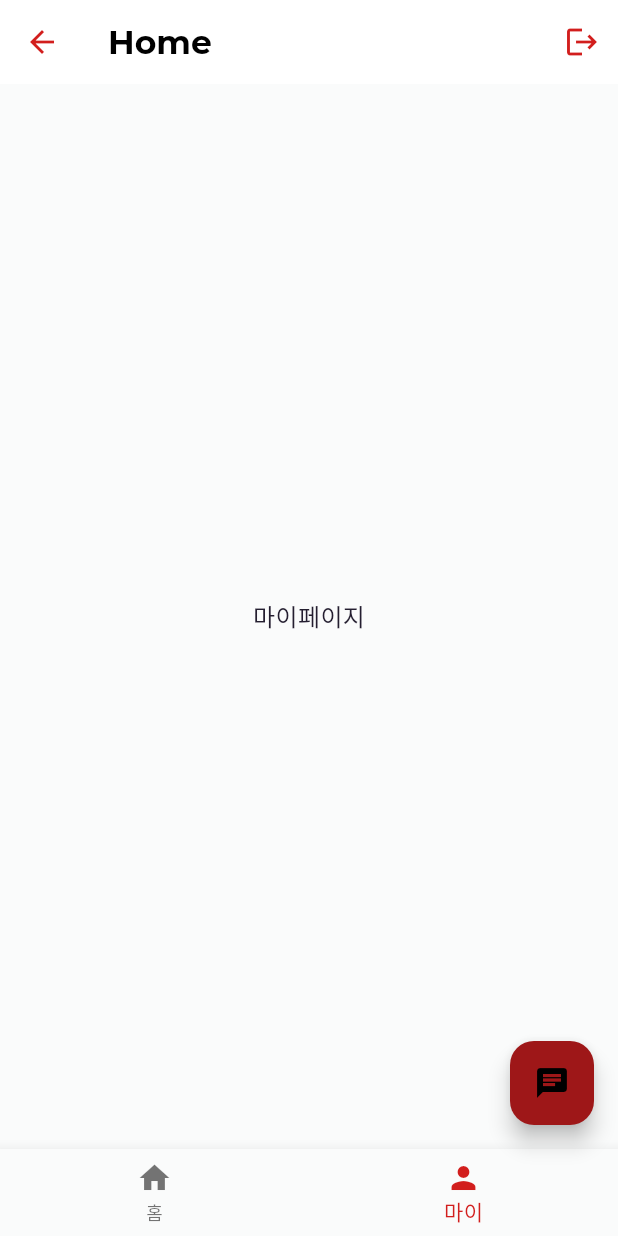
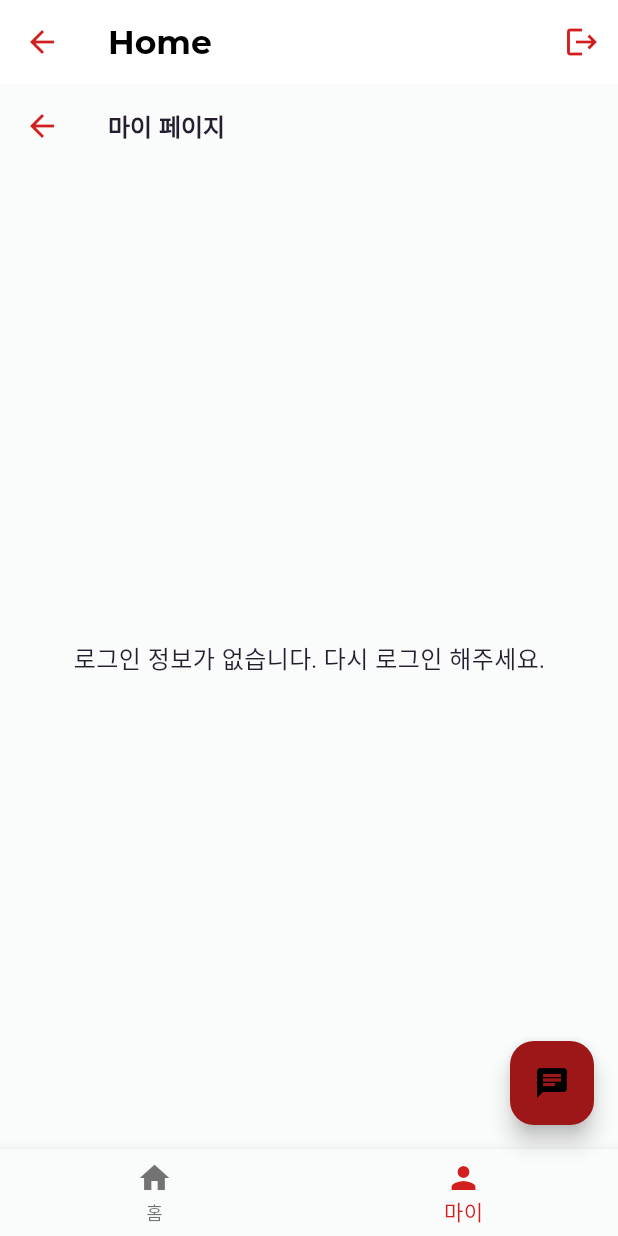
Before and after one commit to aw-birdgang/saiondo, a Flutter app: the HomeScreen screen opened by its route, item 2 of the bottom bar chosen, after a tap on the "chat" icon, on a phone screen of 412 x 824 dp. Run offline on Flutter 3.47's test engine with Material 3 defaults, Android fonts, the light colour scheme and no system bars; our stand-ins replace curved_navigation_bar, dio, either_dart, event_bus, flutter_mobx, get_it and 9 more; missing offline and left inert: xxtea; accounts and stored records are empty; generated files the repository leaves out were written again; statements that could not run were skipped.

Commit message:
[frontend-app] updated persona_profile & user & auth

```diff
--- a/frontend/app/lib/data/adapter/user_adapter.dart
+++ b/frontend/app/lib/data/adapter/user_adapter.dart
@@ -7,6 +7,6 @@ class UserAdapter {
     name: res.name,
     email: res.email,
     gender: res.gender,
-    roomId: res.roomId!,
+    roomId: res.roomId,
   );
 }
--- a/frontend/app/lib/data/network/constants/endpoints.dart
+++ b/frontend/app/lib/data/network/constants/endpoints.dart
@@ -29,7 +29,10 @@ class Endpoints {
   static String userById(String id) => '/users/$id';
   static String userRooms(String id) => '/users/$id/rooms';
 
-  static String personaProfile(String userId) => '/persona-profile/$userId';
+  static String personaProfile(String userId) => '/persona-profiles/$userId';
+  static String personaProfiles(String userId) => '/persona-profiles/user/$userId';
+  static String createPersonaProfile(String userId) => '/persona-profiles/$userId';
+  static String updatePersonaProfile(String userId, String categoryCodeId) => '/persona-profiles/$userId/$categoryCodeId';
 
   //
   static String getFaqs = baseUrl + "/faq/list?pageRows=10&pageNumber=1&languageType=EN";
--- a/frontend/app/lib/domain/repository/user/user_repository.dart
+++ b/frontend/app/lib/domain/repository/user/user_repository.dart
@@ -12,10 +12,16 @@ abstract class UserRepository {
   // 로컬에 유저 정보 저장/조회/삭제
   Future<void> saveUser(User user);
   Future<User?> getUser();
+  Future<String?> getUserId();
+
   Future<void> removeUser();
 
   // (선택) 유저 정보 업데이트
   Future<User> updateUser(User user);
 
   Future<PersonaProfile?> fetchPersonaProfile(String userId);
+
+  Future<List<PersonaProfile>?> fetchPersonaProfiles(String userId);
+  Future<PersonaProfile> createPersonaProfile(String userId, PersonaProfile profile);
+  Future<PersonaProfile> updatePersonaProfile(String userId, PersonaProfile profile);
 }
--- a/frontend/app/lib/presentation/home/home.dart
+++ b/frontend/app/lib/presentation/home/home.dart
@@ -6,8 +6,12 @@ import 'package:logger/logger.dart';
 
 import '../../di/service_locator.dart';
 import '../../utils/routes/routes.dart';
+import 'home_tab.dart';
+import 'my_page_tab.dart';
 
 class HomeScreen extends StatefulWidget {
+  const HomeScreen({super.key});
+
   @override
   State<HomeScreen> createState() => _HomeScreenState();
 }
@@ -20,8 +24,8 @@ class _HomeScreenState extends State<HomeScreen> {
   int _selectedIndex = 0;
 
   final List<Widget> _screens = [
-    Center(child: Text('홈')),
-    Center(child: Text('마이페이지')),
+    const HomeTabScreen(),
+    MyPageScreen(),
   ];
 
   @override
@@ -38,8 +42,6 @@ class _HomeScreenState extends State<HomeScreen> {
 
   @override
   Widget build(BuildContext context) {
-    final myUserId = _authStore.userId;
-
     return Scaffold(
       appBar: AppBar(
         backgroundColor: Colors.white,
@@ -64,28 +66,21 @@ class _HomeScreenState extends State<HomeScreen> {
           ),
         ],
       ),
-      body: Observer(
-        builder: (_) {
-          if (myUserId == null) {
-            return Center(child: CircularProgressIndicator());
-          }
-          return _screens[_selectedIndex];
-        },
-      ),
       floatingActionButton: FloatingActionButton(
         onPressed: () {
           var roomId = _authStore.roomId;
+          var userId = _authStore.userId;
           if (roomId == null) {
             return;
           }
 
-          print('userId :: $myUserId, roomId :: $roomId');
+          print('userId :: $userId, roomId :: $roomId');
 
           Navigator.pushNamed(
             context,
             Routes.chat,
             arguments: {
-              'userId': myUserId,
+              'userId': userId,
               'roomId': roomId,
             },
           );
@@ -93,6 +88,7 @@ class _HomeScreenState extends State<HomeScreen> {
         child: Icon(Icons.chat),
         tooltip: 'Start Chat',
       ),
+      body: _screens[_selectedIndex],
       bottomNavigationBar: BottomNavigationBar(
         currentIndex: _selectedIndex,
         onTap: _onTabTapped,
--- /dev/null
+++ b/frontend/app/lib/presentation/home/home_tab.dart
@@ -0,0 +1,81 @@
+import 'package:flutter/material.dart';
+import 'package:flutter_mobx/flutter_mobx.dart';
+import '../../di/service_locator.dart';
+import '../user/store/user_store.dart';
+
+class HomeTabScreen extends StatefulWidget {
+  const HomeTabScreen({super.key});
+
+  @override
+  State<HomeTabScreen> createState() => _HomeTabScreenState();
+}
+
+class _HomeTabScreenState extends State<HomeTabScreen> {
+  final userStore = getIt<UserStore>();
+
+  @override
+  void initState() {
+    super.initState();
+    // 앱 시작 시 유저 정보가 없으면 로딩 시도
+    if (userStore.selectedUser == null) {
+      userStore.initUser?.call(); // initUser가 있다면 호출, 없으면 생략
+    }
+  }
+
+  @override
+  Widget build(BuildContext context) {
+    return Observer(
+      builder: (_) {
+        if (userStore.isLoading) {
+          return const Center(child: CircularProgressIndicator());
+        }
+        final user = userStore.selectedUser;
+        return Scaffold(
+          appBar: AppBar(
+            title: const Text('홈'),
+          ),
+          body: user == null
+              ? const Center(child: Text('유저 정보를 불러올 수 없습니다.'))
+              : ListView(
+            padding: const EdgeInsets.all(16),
+            children: [
+              Text(
+                '환영합니다, ${user.name}님!',
+                style: const TextStyle(fontSize: 22, fontWeight: FontWeight.bold),
+              ),
+              const SizedBox(height: 24),
+              Card(
+                child: ListTile(
+                  leading: const Icon(Icons.account_circle),
+                  title: Text(user.name),
+                  subtitle: Text(user.email),
+                ),
+              ),
+              const SizedBox(height: 24),
+              ElevatedButton.icon(
+                icon: const Icon(Icons.chat),
+                label: const Text('채팅 시작'),
+                onPressed: () {
+                  // 채팅방 이동 등 원하는 기능 구현
+                  ScaffoldMessenger.of(context).showSnackBar(
+                    const SnackBar(content: Text('채팅방으로 이동! (구현 필요)')),
+                  );
+                },
+              ),
+              const SizedBox(height: 12),
+              ElevatedButton.icon(
+                icon: const Icon(Icons.person_search),
+                label: const Text('내 성향 관리 바로가기'),
+                onPressed: () {
+                  // 마이페이지 탭으로 이동
+                  // (HomeScreen에서 _selectedIndex를 바꾸는 콜백을 전달받아야 함)
+                  // 또는, 직접 PersonaProfileListScreen으로 이동
+                },
+              ),
+            ],
+          ),
+        );
+      },
+    );
+  }
+}
--- /dev/null
+++ b/frontend/app/lib/presentation/home/my_page_tab.dart
@@ -0,0 +1,93 @@
+import 'package:flutter/material.dart';
+import 'package:flutter_mobx/flutter_mobx.dart';
+
+import '../../di/service_locator.dart';
+import '../persona_profile/persona_profile_list.dart';
+import '../persona_profile/store/persona_profile_store.dart';
+import '../user/store/user_store.dart';
+
+class MyPageScreen extends StatelessWidget {
+  MyPageScreen({super.key});
+
+  final userStore = getIt<UserStore>();
+  final personaProfileStore = getIt<PersonaProfileStore>();
+
+  void _goToLogin(BuildContext context) {
+    // 이미 로그인 화면이면 중복 이동 방지
+    if (ModalRoute.of(context)?.settings.name != '/login') {
+      Navigator.pushReplacementNamed(context, '/login');
+    }
+  }
+
+  @override
+  Widget build(BuildContext context) {
+    return Scaffold(
+      appBar: AppBar(title: const Text('마이 페이지')),
+      body: Observer(
+        builder: (_) {
+          if (userStore.isLoading) {
+            return const Center(child: CircularProgressIndicator());
+          }
+
+          final user = userStore.selectedUser ?? (userStore.users.isNotEmpty ? userStore.users.first : null);
+          final userId = user?.id;
+
+          if (user == null || userId == null || userId.isEmpty) {
+            // 유저 정보가 없거나 userId가 잘못된 경우
+            print('[MyPageScreen] 유저 정보 없음 또는 userId가 잘못됨. 로그인 화면으로 이동');
+            //Future.microtask(() => _goToLogin(context));
+            return const Center(child: Text('로그인 정보가 없습니다. 다시 로그인 해주세요.'));
+          }
+
+          return ListView(
+            children: [
+              ListTile(
+                leading: const Icon(Icons.account_circle),
+                title: Text(user.name),
+                subtitle: Text(user.email),
+              ),
+              const Divider(),
+              ListTile(
+                leading: const Icon(Icons.person_search),
+                title: const Text('내 성향 관리'),
+                subtitle: const Text('나의 성향(퍼소나) 프로필을 추가/수정/삭제할 수 있습니다.'),
+                onTap: () async {
+                  print('[MyPageScreen] 프로필 목록 로딩 시도: userId=$userId');
+                  try {
+                    await personaProfileStore.loadProfiles(userId);
+                    if (context.mounted) {
+                      Navigator.push(
+                        context,
+                        MaterialPageRoute(
+                          builder: (_) => PersonaProfileListScreen(
+                            userId: userId,
+                          ),
+                        ),
+                      );
+                    }
+                  } catch (e) {
+                    print('[MyPageScreen] 프로필 목록 로딩 실패: $e');
+                    ScaffoldMessenger.of(context).showSnackBar(
+                      const SnackBar(content: Text('성향 프로필을 불러오지 못했습니다.')),
+                    );
+                  }
+                },
+              ),
+              const Divider(),
+              ListTile(
+                leading: const Icon(Icons.logout),
+                title: const Text('로그아웃'),
+                onTap: () async {
+                  await userStore.removeUser();
+                  if (context.mounted) {
+                    _goToLogin(context);
+                  }
+                },
+              ),
+            ],
+          );
+        },
+      ),
+    );
+  }
+}
--- a/frontend/app/lib/presentation/user/store/user_store.dart
+++ b/frontend/app/lib/presentation/user/store/user_store.dart
@@ -3,6 +3,7 @@ import 'package:mobx/mobx.dart';
 import '../../../domain/entry/user/persona_profile.dart';
 import '../../../domain/entry/user/user.dart';
 import '../../../domain/repository/user/user_repository.dart';
+import '../../auth/store/auth_store.dart';
 
 part 'user_store.g.dart';
 
@@ -11,7 +12,9 @@ class UserStore = _UserStore with _$UserStore;
 abstract class _UserStore with Store {
   final UserRepository _userRepository;
 
-  _UserStore(this._userRepository);
+  _UserStore(this._userRepository) {
+    initUser();
+  }
 
   @observable
   ObservableList<User> users = ObservableList<User>();
@@ -25,24 +28,81 @@ abstract class _UserStore with Store {
   @observable
   PersonaProfile? personaProfile;
 
+  @observable
+  bool isLoading = false;
+
+  @action
+  Future<void> initUser() async {
+    isLoading = true;
+    try {
+      final userId = await _userRepository.getUserId();
+      print('[UserStore] initUser: userId=$userId');
+      if (userId == null || userId.isEmpty) {
+        print('[UserStore] userId가 null 또는 빈값입니다.');
+        return;
+      }
+      selectedUser = await _userRepository.fetchUserById(userId);
+      print('[UserStore] selectedUser: ${selectedUser != null ? selectedUser!.toJson() : "null"}');
+    } catch (e) {
+      print('[UserStore] 유저 정보 로딩 실패: $e');
+    } finally {
+      isLoading = false;
+    }
+  }
+
   @action
   Future<void> loadUsers() async {
-    final fetchedUsers = await _userRepository.fetchUsers();
-    users = ObservableList.of(fetchedUsers);
+    isLoading = true;
+    try {
+      final fetchedUsers = await _userRepository.fetchUsers();
+      users = ObservableList.of(fetchedUsers);
+    } finally {
+      isLoading = false;
+    }
   }
 
   @action
   Future<void> loadUserById(String id) async {
-    selectedUser = await _userRepository.fetchUserById(id);
+    isLoading = true;
+    try {
+      selectedUser = await _userRepository.fetchUserById(id);
+      if (selectedUser != null) {
+        users = ObservableList.of([selectedUser!]);
+      }
+    } finally {
+      isLoading = false;
+    }
   }
 
   @action
   Future<void> loadUserRooms(String id) async {
-    userRooms = await _userRepository.fetchUserRooms(id);
+    isLoading = true;
+    try {
+      userRooms = await _userRepository.fetchUserRooms(id);
+    } finally {
+      isLoading = false;
+    }
   }
 
   @action
   Future<void> loadPersonaProfile(String userId) async {
-    personaProfile = await _userRepository.fetchPersonaProfile(userId);
+    isLoading = true;
+    try {
+      personaProfile = await _userRepository.fetchPersonaProfile(userId);
+    } finally {
+      isLoading = false;
+    }
+  }
+
+  // 현재 유저 id 반환 (selectedUser 우선, 없으면 users 첫번째)
+  String? get currentUserId => selectedUser?.id ?? (users.isNotEmpty ? users.first.id : null);
+
+  // 로그아웃
+  @action
+  Future<void> removeUser() async {
+    selectedUser = null;
+    users.clear();
+    personaProfile = null;
+    userRooms = [];
   }
 }
```
Also changed, not shown: frontend/app/lib/data/adapter/persona_profile_adapter.dart (+17 -5 lines), frontend/app/lib/data/network/apis/user_api.dart (+26 -0 lines), frontend/app/lib/data/network/dto/persona_profile_request.dart (added, +17 -0 lines), frontend/app/lib/data/network/dto/user_response.dart (+8 -0 lines), frontend/app/lib/data/repository/user_repository_impl.dart (+29 -0 lines), frontend/app/lib/presentation/auth/login_screen.dart (+8 -5 lines), frontend/app/lib/presentation/auth/store/auth_store.dart (+8 -1 lines), frontend/app/lib/presentation/di/module/store_module.dart (+14 -1 lines), frontend/app/lib/presentation/persona_profile/persona_profile_edit.dart (added, +99 -0 lines), frontend/app/lib/presentation/persona_profile/persona_profile_list.dart (added, +70 -0 lines), frontend/app/lib/presentation/persona_profile/store/persona_profile_store.dart (added, +55 -0 lines), frontend/app/lib/presentation/auth/store/auth_store.g.dart, frontend/app/lib/presentation/persona_profile/store/persona_profile_store.g.dart (added), frontend/app/lib/presentation/user/store/user_store.g.dart.
